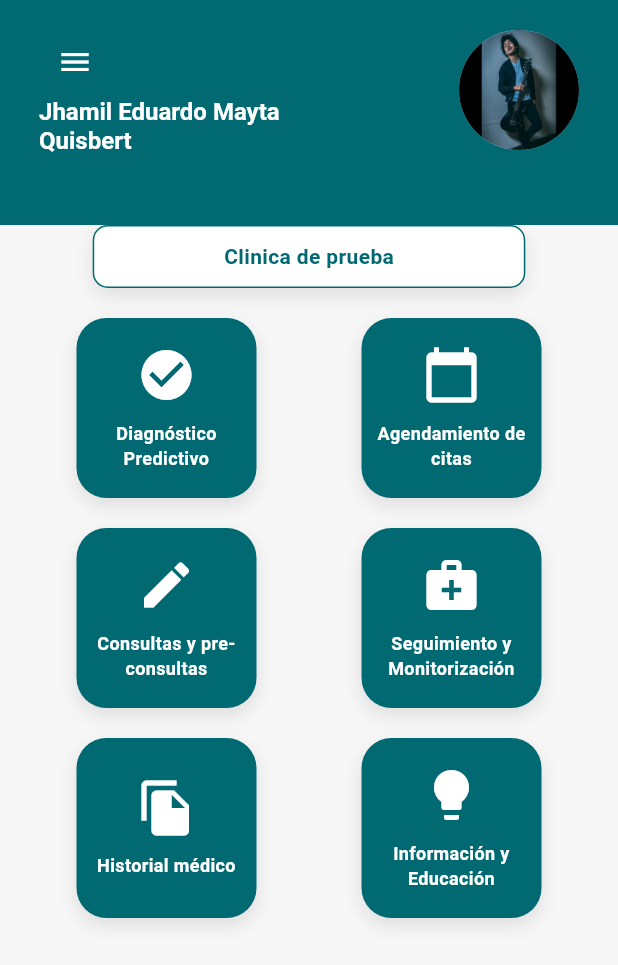
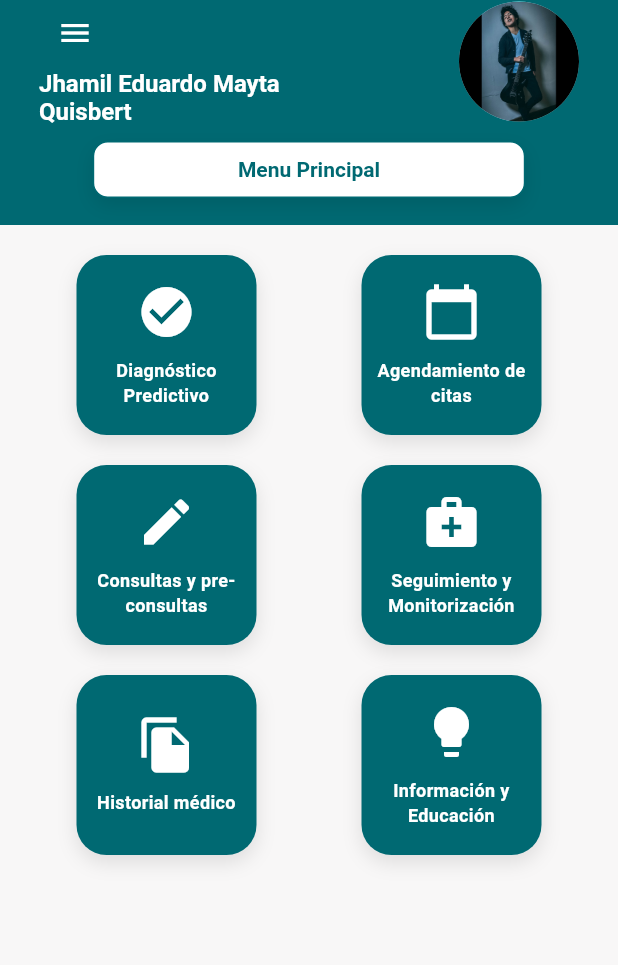
Before and after one commit to yamilmaytaq/clinic-app, a Flutter app: the MainMenu screen opened directly, on a phone screen of 412 x 824 dp. Shown: the top 965 px of the screen. Run offline on Flutter 3.47's test engine with Material 3 defaults, Android fonts, the light colour scheme and no system bars; our stand-ins replace dio, flutter_dotenv, flutter_riverpod, formz, go_router, shared_preferences; accounts and stored records are empty; project files that could hold a hidden picture were left out.

Commit message:
Fix: Arreglos en titulos

```diff
--- a/lib/features/clinic/presentation/screens/main_menu_screen.dart
+++ b/lib/features/clinic/presentation/screens/main_menu_screen.dart
@@ -12,7 +12,7 @@ class MainMenu extends StatelessWidget {
     return Scaffold(
       key: scaffoldKey,
       drawer: SideMenu(scaffoldKey: scaffoldKey),
-      appBar: CustomAppBar(scaffoldKey: scaffoldKey),
+      appBar: CustomAppBar(scaffoldKey: scaffoldKey, title: "Menu Principal"),
       body: const _OptionsClinic(),
     );
   }
@@ -27,9 +27,6 @@ class _OptionsClinic extends StatelessWidget {
       child: Column(
         crossAxisAlignment: CrossAxisAlignment.center,
         children: [
-          // Header
-          _Header(),
-
           const SizedBox(height: 20),
 
           // Menu Buttons
@@ -37,44 +34,6 @@ class _OptionsClinic extends StatelessWidget {
 
           const SizedBox(height: 20),
         ],
-      ),
-    );
-  }
-}
-
-class _Header extends StatelessWidget {
-  @override
-  Widget build(BuildContext context) {
-    final size = MediaQuery.of(context).size;
-    final primaryColor = Theme.of(context).primaryColor;
-    return Container(
-      width: size.width * 0.7,
-      alignment: Alignment.center,
-      padding: const EdgeInsets.symmetric(vertical: 10),
-      decoration: BoxDecoration(
-        borderRadius: BorderRadius.circular(10),
-        color: Colors.white,
-        border: Border.all(
-          color: primaryColor,
-          width: 1.0,
-        ),
-        boxShadow: [
-          BoxShadow(
-            color: Colors.black.withOpacity(0.1),
-            blurRadius: 10,
-            offset: const Offset(0, 5),
-          ),
-        ],
-      ),
-      child: Text(
-        'Clinica de prueba',
-        style: TextStyle(
-          fontSize: 14,
-          fontWeight: FontWeight.bold,
-          color: primaryColor,
-          overflow: TextOverflow.clip,
-        ),
-        softWrap: true,
       ),
     );
   }
--- a/lib/features/shared/widgets/custom_app_bar.dart
+++ b/lib/features/shared/widgets/custom_app_bar.dart
@@ -69,7 +69,7 @@ class _CustomAppBarState extends State<CustomAppBar> {
                 ),
               ],
             ),
-            const SizedBox(height: 10),
+            if (widget.title != null) const SizedBox(height: 10),
             if (widget.title != null)
               CustomTitleForScreen(title: widget.title ?? ''),
           ],
```
